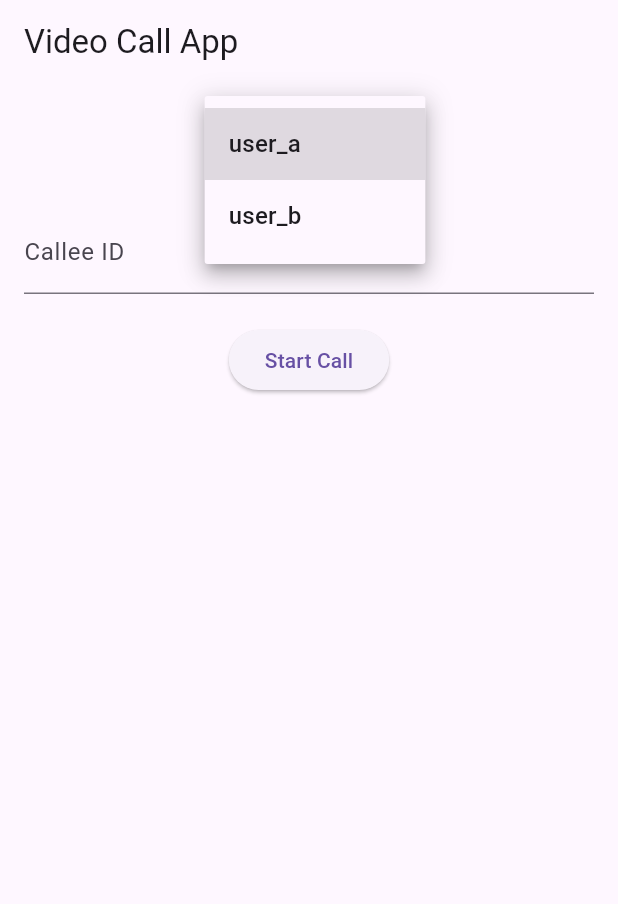
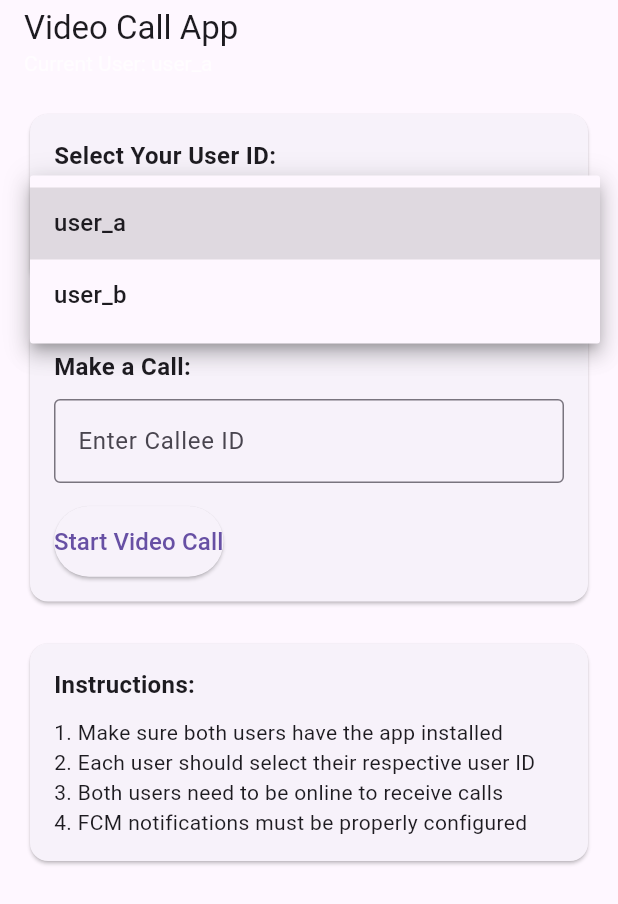
Before and after one commit to vansh-121/GupShupGo, a Flutter app: the screen it shows after launch, after a tap on "user_a", on a phone screen of 412 x 824 dp. Shown: the top 904 px of the screen. Run offline on Flutter 3.47's test engine with Material 3 defaults, Android fonts, the phone set to English and light mode, and no system bars; our stand-ins replace cloud_firestore, firebase_core, firebase_messaging, googleapis_auth, permission_handler, shared_preferences; missing offline and left inert: agora_rtc_engine, flutter_callkit_incoming; accounts and stored records are empty.

Commit message:
FCM fixed

```diff
--- a/lib/screens/home_screen.dart
+++ b/lib/screens/home_screen.dart
@@ -14,19 +14,39 @@ class _HomeScreenState extends State<HomeScreen> {
   String? _currentUser;
   String _calleeId = '';
   final List<String> _users = ['user_a', 'user_b'];
+  bool _isInitialized = false;
 
   @override
   void initState() {
     super.initState();
-    _loadUser();
-    _setupCallListener();
+    _initializeApp();
+  }
+
+  Future<void> _initializeApp() async {
+    await _loadUser();
+    await _setupCallListener();
+    setState(() {
+      _isInitialized = true;
+    });
   }
 
   Future<void> _loadUser() async {
+    try {
       final prefs = await SharedPreferences.getInstance();
+      final userId = prefs.getString('user_id') ?? _users[0];
       setState(() {
-      _currentUser = prefs.getString('user_id') ?? _users[0];
+        _currentUser = userId;
       });
+
+      // Setup FCM for this user immediately
+      await FCMService().setupFCM();
+      print('App initialized for user: $userId');
+    } catch (e) {
+      print('Error loading user: $e');
+      ScaffoldMessenger.of(context).showSnackBar(
+        SnackBar(content: Text('Error initializing app: $e')),
+      );
+    }
   }
 
   Future<void> _saveUser(String userId) async {
@@ -35,11 +55,17 @@ class _HomeScreenState extends State<HomeScreen> {
     setState(() {
       _currentUser = userId;
     });
+
+    // Re-setup FCM for new user
+    await FCMService().setupFCM();
+    print('Switched to user: $userId');
   }
 
-  void _setupCallListener() {
+  Future<void> _setupCallListener() async {
+    try {
       final callState = Provider.of<CallStateNotifier>(context, listen: false);
       FCMService().onCallReceived((callerId, channelId) {
+        print('Incoming call from $callerId on channel $channelId');
         callState.updateState(CallState.Ringing);
         Navigator.push(
           context,
@@ -48,6 +74,9 @@ class _HomeScreenState extends State<HomeScreen> {
           ),
         );
       });
+    } catch (e) {
+      print('Error setting up call listener: $e');
+    }
   }
 
   Future<void> _initiateCall(String calleeId) async {
@@ -57,29 +86,90 @@ class _HomeScreenState extends State<HomeScreen> {
       );
       return;
     }
+
+    if (calleeId.trim().isEmpty) {
+      ScaffoldMessenger.of(context).showSnackBar(
+        SnackBar(content: Text('Please enter a valid callee ID')),
+      );
+      return;
+    }
+
+    try {
       final channelId = '${_currentUser}_to_$calleeId';
       final callState = Provider.of<CallStateNotifier>(context, listen: false);
       callState.updateState(CallState.Calling);
-    await FCMService().sendCallNotification(calleeId, _currentUser!, channelId);
+
+      print(
+          'Initiating call from $_currentUser to $calleeId on channel $channelId');
+
+      // Send notification to callee
+      await FCMService()
+          .sendCallNotification(calleeId, _currentUser!, channelId);
+
+      // Navigate to call screen
       Navigator.push(
         context,
         MaterialPageRoute(
           builder: (_) => CallScreen(channelId: channelId, isCaller: true),
         ),
       );
+    } catch (e) {
+      print('Error initiating call: $e');
+      ScaffoldMessenger.of(context).showSnackBar(
+        SnackBar(content: Text('Failed to initiate call: $e')),
+      );
+    }
   }
 
   @override
   Widget build(BuildContext context) {
+    if (!_isInitialized) {
       return Scaffold(
-      appBar: AppBar(title: Text('Video Call App')),
+        body: Center(
+          child: Column(
+            mainAxisAlignment: MainAxisAlignment.center,
+            children: [
+              CircularProgressIndicator(),
+              SizedBox(height: 20),
+              Text('Initializing app...'),
+            ],
+          ),
+        ),
+      );
+    }
+
+    return Scaffold(
+      appBar: AppBar(
+        title: Column(
+          crossAxisAlignment: CrossAxisAlignment.start,
+          children: [
+            Text('Video Call App'),
+            Text(
+              'Current User: ${_currentUser ?? "None"}',
+              style: TextStyle(fontSize: 14, color: Colors.white70),
+            ),
+          ],
+        ),
+      ),
       body: Padding(
         padding: EdgeInsets.all(16.0),
         child: Column(
+          crossAxisAlignment: CrossAxisAlignment.stretch,
           children: [
+            Card(
+              child: Padding(
+                padding: EdgeInsets.all(16.0),
+                child: Column(
+                  crossAxisAlignment: CrossAxisAlignment.start,
+                  children: [
+                    Text('Select Your User ID:',
+                        style: TextStyle(
+                            fontSize: 16, fontWeight: FontWeight.bold)),
+                    SizedBox(height: 10),
                     DropdownButton<String>(
                       value: _currentUser,
                       hint: Text('Select User'),
+                      isExpanded: true,
                       items: _users.map((user) {
                         return DropdownMenuItem(value: user, child: Text(user));
                       }).toList(),
@@ -87,15 +177,60 @@ class _HomeScreenState extends State<HomeScreen> {
                         if (value != null) _saveUser(value);
                       },
                     ),
-            SizedBox(height: 20),
-            TextField(
-              decoration: InputDecoration(labelText: 'Callee ID'),
-              onChanged: (value) => _calleeId = value,
+                  ],
+                ),
+              ),
             ),
             SizedBox(height: 20),
+            Card(
+              child: Padding(
+                padding: EdgeInsets.all(16.0),
+                child: Column(
+                  crossAxisAlignment: CrossAxisAlignment.start,
+                  children: [
+                    Text('Make a Call:',
+                        style: TextStyle(
+                            fontSize: 16, fontWeight: FontWeight.bold)),
+                    SizedBox(height: 10),
+                    TextField(
+                      decoration: InputDecoration(
+                        labelText: 'Enter Callee ID',
+                        hintText: 'e.g., user_b',
+                        border: OutlineInputBorder(),
+                      ),
+                      onChanged: (value) => _calleeId = value.trim(),
+                    ),
+                    SizedBox(height: 15),
                     ElevatedButton(
                       onPressed: () => _initiateCall(_calleeId),
-              child: Text('Start Call'),
+                      style: ElevatedButton.styleFrom(
+                        padding: EdgeInsets.symmetric(vertical: 12),
+                      ),
+                      child: Text('Start Video Call',
+                          style: TextStyle(fontSize: 16)),
+                    ),
+                  ],
+                ),
+              ),
+            ),
+            SizedBox(height: 20),
+            Card(
+              child: Padding(
+                padding: EdgeInsets.all(16.0),
+                child: Column(
+                  crossAxisAlignment: CrossAxisAlignment.start,
+                  children: [
+                    Text('Instructions:',
+                        style: TextStyle(
+                            fontSize: 16, fontWeight: FontWeight.bold)),
+                    SizedBox(height: 10),
+                    Text('1. Make sure both users have the app installed'),
+                    Text('2. Each user should select their respective user ID'),
+                    Text('3. Both users need to be online to receive calls'),
+                    Text('4. FCM notifications must be properly configured'),
+                  ],
+                ),
+              ),
             ),
           ],
         ),
--- a/lib/services/fcm_service.dart
+++ b/lib/services/fcm_service.dart
@@ -10,8 +10,9 @@ import 'package:shared_preferences/shared_preferences.dart';
 
 class FCMService {
   static const _fcmScope = 'https://www.googleapis.com/auth/firebase.messaging';
+  // Replace 'videocallapp-81166' with your actual project ID from google-services.json
   static const _fcmEndpoint =
-      'https://fcm.googleapis.com/v1/projects/your-project-id/messages:send';
+      'https://fcm.googleapis.com/v1/projects/videocallapp-81166/messages:send';
 
   Future<void> setupFCM() async {
     try {
@@ -87,15 +88,21 @@ class FCMService {
           .collection('users')
           .doc(calleeId)
           .get();
+
+      if (!doc.exists) {
+        print('User $calleeId not found in database');
+        return;
+      }
+
       String? fcmToken = doc['fcmToken'];
       if (fcmToken == null) {
         print('No FCM token found for $calleeId');
         return;
       }
+
       final accessToken = await _getAccessToken();
       final response = await http.post(
-        Uri.parse(_fcmEndpoint.replaceFirst('your-project-id',
-            'your-project-id')), // Replace with your Firebase project ID
+        Uri.parse(_fcmEndpoint),
         headers: {
           'Authorization': 'Bearer $accessToken',
           'Content-Type': 'application/json',
@@ -106,6 +113,7 @@ class FCMService {
             'data': {
               'callerId': callerId,
               'channelId': channelId,
+              'type': 'incoming_call',
             },
             'notification': {
               'title': 'Incoming Call',
--- a/pubspec.yaml
+++ b/pubspec.yaml
@@ -81,10 +81,10 @@ flutter:
   uses-material-design: true
 
   # To add assets to your application, add an assets section, like this:
-  # assets:
+  assets:
     # - images/a_dot_burr.jpeg
     # - images/a_dot_ham.jpeg
-    # - assets/service-account.json
+    - assets/service-account.json
 
   # An image asset can refer to one or more resolution-specific "variants", see
   # https://flutter.dev/to/resolution-aware-images
```
Lines whose indentation alone changed are shown as unchanged.
